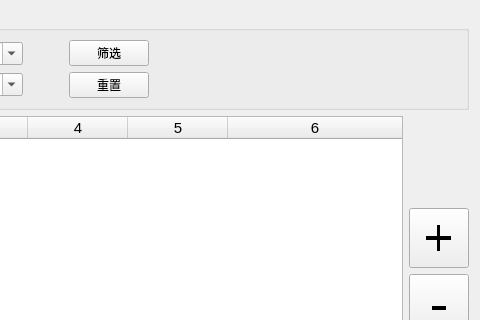
lovelyjuice/AccountBook, file gui/MainWindow_UI.ui: the form before one commit; both pictures show x 284 to 764 and y 0 to 320 of the 764 by 636 pixel window.
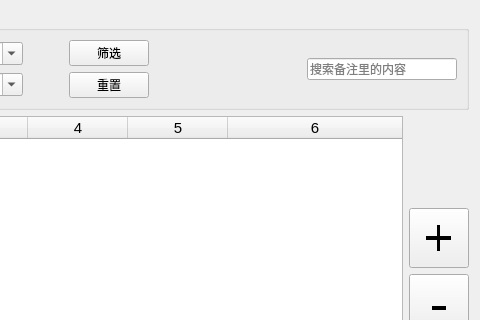
The form after the commit.

Commit message: 添加搜索功能

What changed in the file:
```diff
--- a/gui/MainWindow_UI.ui
+++ b/gui/MainWindow_UI.ui
@@ -230,6 +230,22 @@
         </property>
        </spacer>
       </item>
+                        <item>
+                            <widget class="QLineEdit" name="searchEdit">
+                                <property name="minimumSize">
+                                    <size>
+                                        <width>150</width>
+                                        <height>0</height>
+                                    </size>
+                                </property>
+                                <property name="placeholderText">
+                                    <string>搜索备注里的内容</string>
+                                </property>
+                                <property name="clearButtonEnabled">
+                                    <bool>true</bool>
+                                </property>
+                            </widget>
+                        </item>
      </layout>
     </widget>
    </item>
```
Left out of the diff: 15 changed lines with no effect on the pictures. Lines whose indentation alone changed are shown as unchanged. The commit also changes 7 other files.
